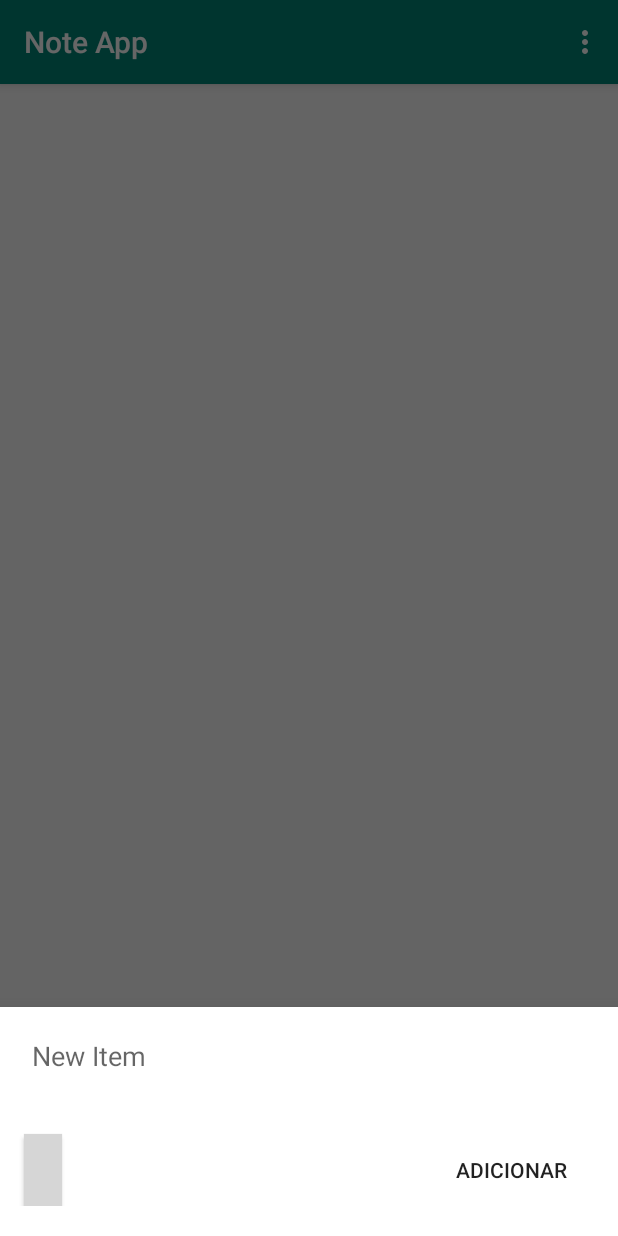
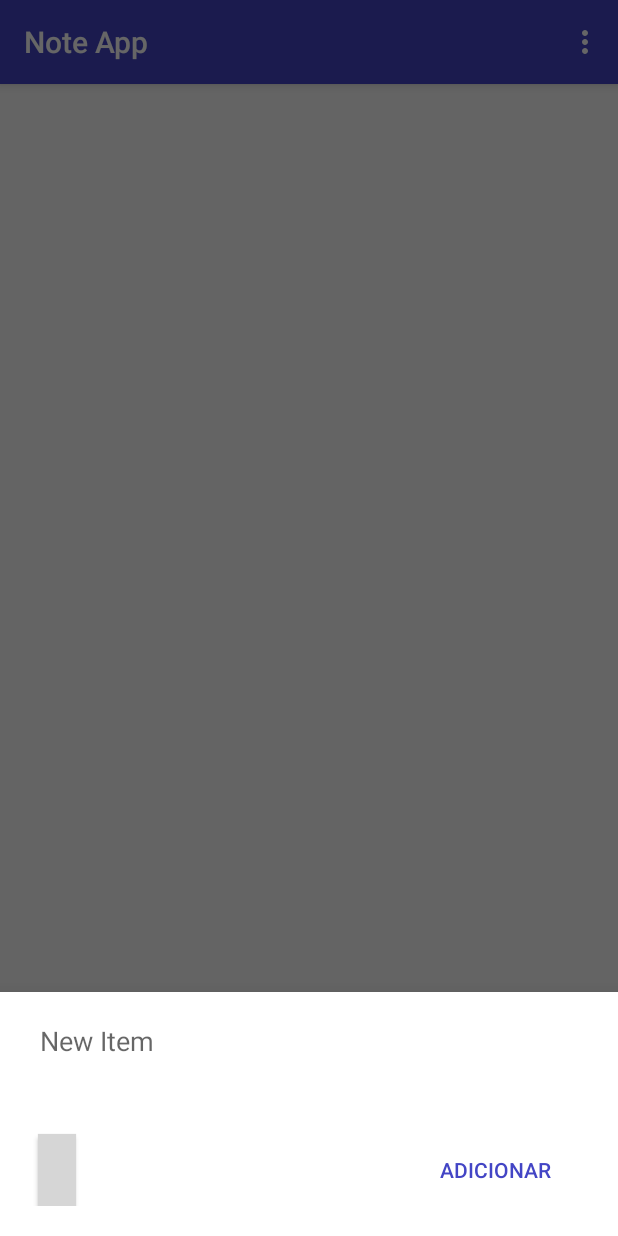
Before and after one commit to joseclaudenir22/TaskMe, an Android app: the screen it shows after launch once a user with an empty profile is signed in (MainActivity), after a tap on an icon or button, on a phone screen of 412 x 824 dp. Run offline under Robolectric (Android 15) with nearby library versions, the phone set to English and light mode, and no system bars; our stand-ins replace Firebase (no records; nobody signed in at launch, a user with empty details on screens opened directly); grey boxes are pictures that could not be loaded.

Commit message:
nova DateTimeDialog

```diff
--- a/app/src/main/AndroidManifest.xml
+++ b/app/src/main/AndroidManifest.xml
@@ -10,7 +10,6 @@
         android:roundIcon="@mipmap/ic_launcher_round"
         android:supportsRtl="true"
         android:theme="@style/AppTheme.NoActionBar">
-        <activity android:name=".DateTimeActivity" android:theme="@style/Theme.custom" >  </activity>
 
         <activity android:name=".newTask" />
         <activity android:name=".ProfileActivity" />
--- a/app/src/main/java/com/example/noteapp/MainActivity.java
+++ b/app/src/main/java/com/example/noteapp/MainActivity.java
@@ -2,9 +2,11 @@ package com.example.noteapp;
 
 import android.annotation.SuppressLint;
 import android.app.DatePickerDialog;
+import android.app.TimePickerDialog;
 import android.content.Context;
 import android.content.Intent;
 import android.content.SharedPreferences;
+import android.graphics.Color;
 import android.os.Bundle;
 
 import com.firebase.ui.auth.AuthUI;
@@ -27,6 +29,7 @@ import androidx.appcompat.widget.Toolbar;
 import androidx.fragment.app.DialogFragment;
 import androidx.recyclerview.widget.RecyclerView;
 
+import android.provider.CalendarContract;
 import android.util.Log;
 import android.view.View;
 import android.view.Menu;
@@ -35,14 +38,16 @@ import android.widget.Button;
 import android.widget.DatePicker;
 import android.widget.EditText;
 import android.widget.TextView;
+import android.widget.TimePicker;
 import android.widget.Toast;
 
 import org.w3c.dom.Text;
 
 import java.text.DateFormat;
+import java.text.SimpleDateFormat;
 import java.util.Calendar;
 
-public class MainActivity extends AppCompatActivity implements FirebaseAuth.AuthStateListener, DatePickerDialog.OnDateSetListener {
+public class MainActivity extends AppCompatActivity implements FirebaseAuth.AuthStateListener {
 
     private static final String TAG = "MainActivity";
     RecyclerView recyclerView;
@@ -51,8 +56,6 @@ public class MainActivity extends AppCompatActivity implements FirebaseAuth.Auth
     Button btnTime, btnAdd;
     EditText taskName;
     private BottomSheetDialog bottomSheetDialog;
-    DateTimeActivity dateTimeActivity;
-
 
     @Override
     protected void onCreate(Bundle savedInstanceState) {
@@ -101,8 +104,7 @@ public class MainActivity extends AppCompatActivity implements FirebaseAuth.Auth
         btnTime.setOnClickListener(new View.OnClickListener() {
             @Override
             public void onClick(View v) {
-                DialogFragment datePicker = new DatePickerFragment();
-                datePicker.show(getSupportFragmentManager(), "date picker");
+                showDateTimeDialog();
             }
         });
 
@@ -171,6 +173,7 @@ public class MainActivity extends AppCompatActivity implements FirebaseAuth.Auth
 
     @Override
     protected void onStart() {
+        taskName.requestFocus();
         super.onStart();
         FirebaseAuth.getInstance().addAuthStateListener(this);
     }
@@ -184,7 +187,10 @@ public class MainActivity extends AppCompatActivity implements FirebaseAuth.Auth
 
 
     @Override
-    protected void onResume() { super.onResume(); }
+    protected void onResume() {
+        taskName.requestFocus();
+        super.onResume();
+    }
 
     @Override
     protected void onDestroy() {
@@ -207,8 +213,6 @@ public class MainActivity extends AppCompatActivity implements FirebaseAuth.Auth
     //função para adicionar a tarefa no Firebase
     private void addTask(String text){
 
-        date = dateTimeActivity.getDate();
-        time = dateTimeActivity.getTime();
         String userId = FirebaseAuth.getInstance().getCurrentUser().getUid();
         Task task = new Task(text, false, userId, time, date);
 
@@ -231,15 +235,42 @@ public class MainActivity extends AppCompatActivity implements FirebaseAuth.Auth
 
     }
 
-    @Override
-    public void onDateSet(DatePicker view, int year, int month, int dayOfMonth) {
-        Calendar calendar = Calendar.getInstance();
-        calendar.set(Calendar.YEAR, year);
-        calendar.set(Calendar.MONTH, month);
-        calendar.set(Calendar.DAY_OF_MONTH, dayOfMonth);
-        String currentDate = DateFormat.getInstance().format(calendar.getTime());
 
-        txtDateTime.setText(currentDate);
+    public void showDateTimeDialog(){
+        final Calendar calendar = Calendar.getInstance();
+        DatePickerDialog.OnDateSetListener dateSetListener = new DatePickerDialog.OnDateSetListener() {
+            @Override
+            public void onDateSet(DatePicker view, int year, int month, int dayOfMonth) {
+
+                calendar.set(Calendar.YEAR,year);
+                calendar.set(Calendar.MONTH, month);
+                calendar.set(Calendar.DAY_OF_MONTH, dayOfMonth);
+
+                SimpleDateFormat simpleDateFormat = new SimpleDateFormat("dd/MM/yy");
+                date = simpleDateFormat.format(calendar.getTime());
+
+                TimePickerDialog.OnTimeSetListener timeSetListener = new TimePickerDialog.OnTimeSetListener() {
+                    @Override
+                    public void onTimeSet(TimePicker view, int hourOfDay, int minute) {
+                        calendar.set(Calendar.HOUR_OF_DAY, hourOfDay);
+                        calendar.set(Calendar.MINUTE, minute);
+
+                        SimpleDateFormat simpleDateFormat1 = new SimpleDateFormat("HH:mm");
+                        time = simpleDateFormat1.format(calendar.getTime());
+
+                        txtDateTime.setVisibility(View.VISIBLE );
+                        txtDateTime.setText(date + " - " + time);
+
+
+                    }
+                };
+
+                new TimePickerDialog(MainActivity.this, timeSetListener, calendar.get(Calendar.HOUR_OF_DAY), calendar.get(Calendar.MINUTE), true).show();
+            }
+
+        };
+
+        new DatePickerDialog(MainActivity.this, dateSetListener, calendar.get(Calendar.YEAR), calendar.get(Calendar.MONTH), calendar.get(Calendar.DAY_OF_MONTH)).show();
 
     }
 }
--- a/app/src/main/res/drawable/bgdatetimepicker.xml
+++ b/app/src/main/res/drawable/bgdatetimepicker.xml
@@ -2,12 +2,14 @@
 <shape xmlns:android="http://schemas.android.com/apk/res/android">
 
     <corners
-        android:radius="10dp"
+        android:radius="20dp"
     />
 
-    <solid android:color="#000000"/>
 
 
+    <stroke android:color="#747474"
+        android:width="2dp"
+        />
 
     <padding
         android:bottom="6dp"
--- a/app/src/main/res/drawable/date_24.xml
+++ b/app/src/main/res/drawable/date_24.xml
@@ -1,4 +1,4 @@
-<vector android:height="24dp" android:tint="#1059EB"
+<vector android:height="24dp" android:tint="#4345c5"
     android:viewportHeight="24" android:viewportWidth="24"
     android:width="24dp" xmlns:android="http://schemas.android.com/apk/res/android">
     <path android:fillColor="@android:color/white"
--- a/app/src/main/res/layout/bottom_sheet_persistent.xml
+++ b/app/src/main/res/layout/bottom_sheet_persistent.xml
@@ -17,7 +17,7 @@
         android:layout_width="130dp"
         android:layout_height="wrap_content"
         android:layout_marginTop="20dp"
-        android:layout_marginLeft="20dp"
+        android:layout_marginLeft="25dp"
         app:hintEnabled="false"
         tools:ignore="InvalidId"
         app:layout_constraintStart_toStartOf="parent"
@@ -39,10 +39,14 @@
 
     <TextView
         android:id="@+id/txtDateTime"
+        android:background="@drawable/bgdatetimepicker"
         android:layout_width="wrap_content"
         android:layout_height="wrap_content"
         android:text=""
-        android:layout_marginLeft="16dp"
+        android:padding="5dp"
+        android:textColor="#747474"
+        android:visibility="invisible"
+        android:layout_marginLeft="25dp"
         android:layout_marginTop="15dp"
         app:layout_constraintStart_toStartOf="parent"
         app:layout_constraintTop_toBottomOf="@+id/TaskInput"
@@ -52,8 +56,8 @@
         android:id="@+id/btnDatePicker"
         android:layout_width="25dp"
         android:layout_height="wrap_content"
-        android:layout_marginLeft="16dp"
-        android:layout_marginTop="40dp"
+        android:layout_marginLeft="25dp"
+        android:layout_marginTop="50dp"
         app:layout_constraintStart_toStartOf="parent"
         app:layout_constraintTop_toBottomOf="@+id/TaskInput"
         android:background="@color/fui_transparent"
@@ -65,9 +69,10 @@
         android:layout_width="wrap_content"
         android:layout_height="wrap_content"
         style="@style/Widget.AppCompat.Button.Borderless"
-        android:layout_marginTop="40dp"
-        android:layout_marginLeft="250dp"
+        android:layout_marginTop="50dp"
+        android:layout_marginLeft="230dp"
         android:text="Adicionar"
+        android:textColor="@color/colorAccent"
         app:layout_constraintTop_toBottomOf="@+id/TaskInput"
         app:layout_constraintStart_toEndOf="@+id/btnDatePicker"/>
 
--- a/app/src/main/res/values/colors.xml
+++ b/app/src/main/res/values/colors.xml
@@ -1,6 +1,6 @@
 <?xml version="1.0" encoding="utf-8"?>
 <resources>
-    <color name="colorPrimary">#008577</color>
+    <color name="colorPrimary">#4345c5</color>
     <color name="colorPrimaryDark">#00574B</color>
-    <color name="colorAccent">#D81B60</color>
+    <color name="colorAccent">#4345c5</color>
 </resources>
```
Also changed, not shown: app/src/main/java/com/example/noteapp/DatePickerFragment.java (deleted, +0 -42 lines), app/src/main/java/com/example/noteapp/DateTimeActivity.java (deleted, +0 -138 lines), app/src/main/java/com/example/noteapp/TaskRecyclerAdapter.java (added, +42 -0 lines).
